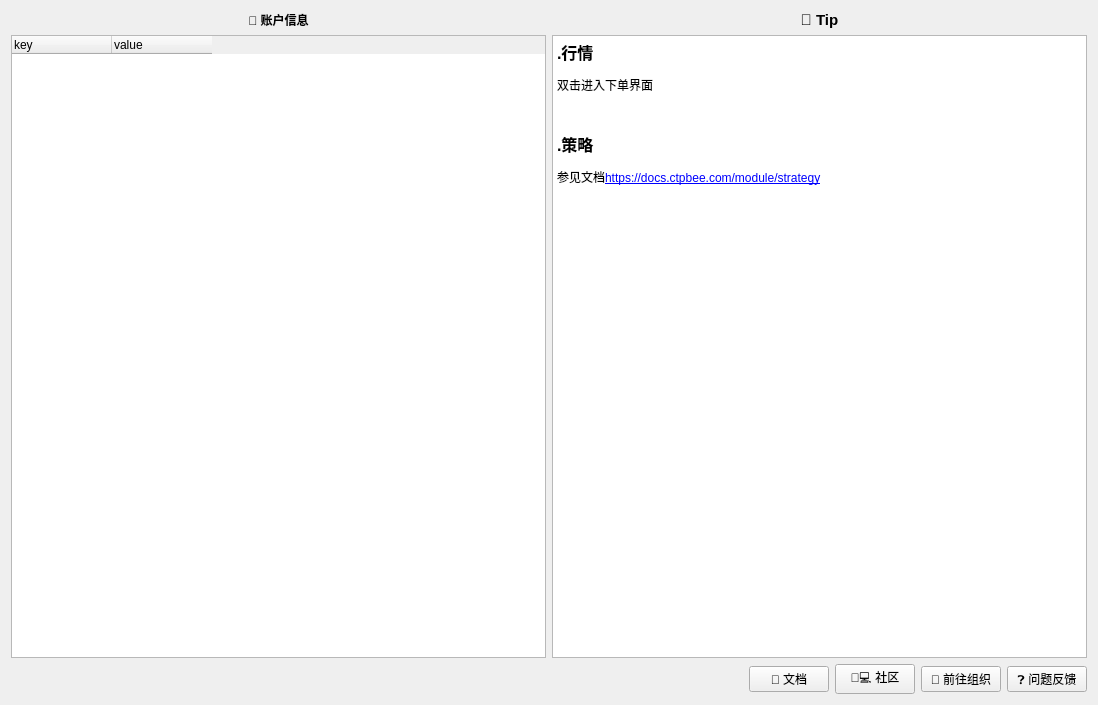
The window that app/ui/home.ui (ctpbee/ctpbee_desktop) describes before a commit, drawn with Qt 5.
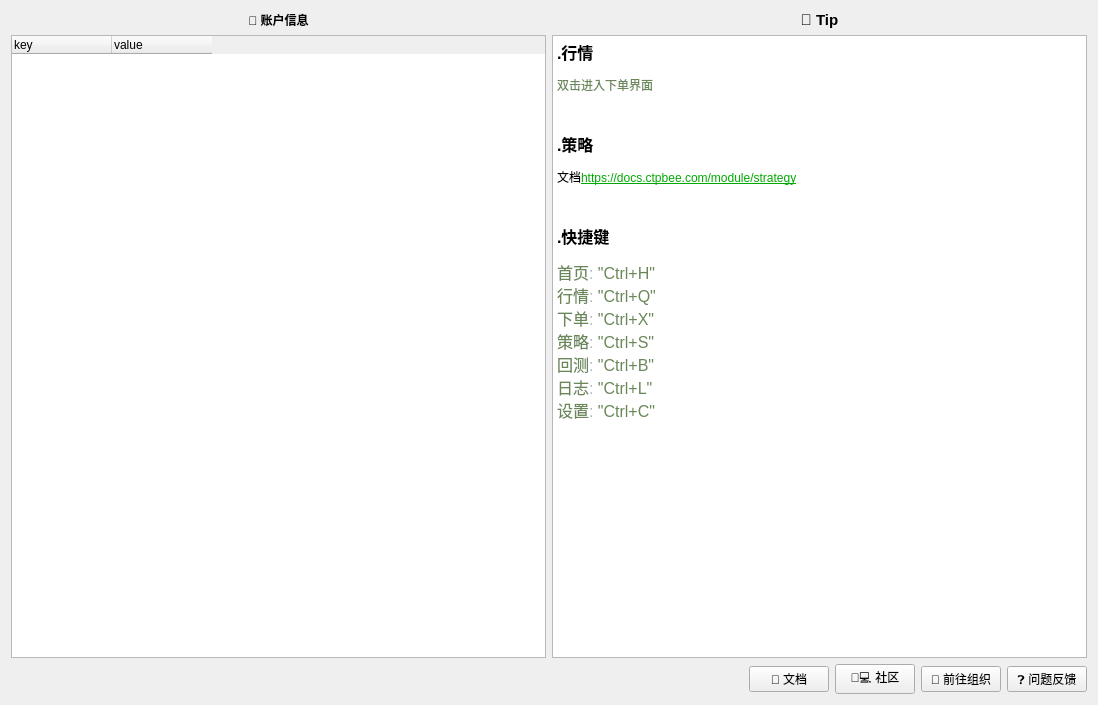
The same window after the commit. Icons and pictures are not drawn.

The edit to the form file:
```diff
--- a/app/ui/home.ui
+++ b/app/ui/home.ui
@@ -90,11 +90,13 @@
 p, li { white-space: pre-wrap; }
 &lt;/style&gt;&lt;/head&gt;&lt;body style=&quot; font-family:'SimSun'; font-size:9pt; font-weight:400; font-style:normal;&quot;&gt;
 &lt;p style=&quot; margin-top:12px; margin-bottom:12px; margin-left:0px; margin-right:0px; -qt-block-indent:0; text-indent:0px;&quot;&gt;&lt;span style=&quot; font-family:'SimSun'; font-size:12pt; font-weight:600;&quot;&gt;.行情&lt;/span&gt;&lt;/p&gt;
-&lt;p style=&quot; margin-top:12px; margin-bottom:12px; margin-left:0px; margin-right:0px; -qt-block-indent:0; text-indent:0px;&quot;&gt;&lt;span style=&quot; font-family:'SimSun';&quot;&gt;双击进入下单界面&lt;/span&gt;&lt;/p&gt;
+&lt;p style=&quot; margin-top:12px; margin-bottom:12px; margin-left:0px; margin-right:0px; -qt-block-indent:0; text-indent:0px;&quot;&gt;&lt;span style=&quot; font-family:'SimSun'; color:#6a8759;&quot;&gt;双击进入下单界面&lt;/span&gt;&lt;/p&gt;
 &lt;p style=&quot;-qt-paragraph-type:empty; margin-top:12px; margin-bottom:12px; margin-left:0px; margin-right:0px; -qt-block-indent:0; text-indent:0px; font-family:'SimSun';&quot;&gt;&lt;br /&gt;&lt;/p&gt;
 &lt;p style=&quot; margin-top:12px; margin-bottom:12px; margin-left:0px; margin-right:0px; -qt-block-indent:0; text-indent:0px;&quot;&gt;&lt;span style=&quot; font-family:'SimSun'; font-size:12pt; font-weight:600;&quot;&gt;.策略&lt;/span&gt;&lt;/p&gt;
-&lt;p style=&quot; margin-top:12px; margin-bottom:12px; margin-left:0px; margin-right:0px; -qt-block-indent:0; text-indent:0px;&quot;&gt;&lt;span style=&quot; font-family:'SimSun';&quot;&gt;参见文档&lt;/span&gt;&lt;a href=&quot;https://docs.ctpbee.com/module/strategy&quot;&gt;&lt;span style=&quot; font-family:'SimSun'; text-decoration: underline; color:#0000ff;&quot;&gt;https://docs.ctpbee.com/module/strategy&lt;/span&gt;&lt;/a&gt;&lt;/p&gt;
-&lt;p style=&quot; margin-top:12px; margin-bottom:12px; margin-left:0px; margin-right:0px; -qt-block-indent:0; text-indent:0px;&quot;&gt;&lt;span style=&quot; font-family:'SimSun';&quot;&gt;&lt;br /&gt;&lt;/span&gt;&lt;/p&gt;
+&lt;p style=&quot; margin-top:12px; margin-bottom:12px; margin-left:0px; margin-right:0px; -qt-block-indent:0; text-indent:0px;&quot;&gt;&lt;span style=&quot; font-family:'SimSun';&quot;&gt;文档&lt;/span&gt;&lt;a href=&quot;https://docs.ctpbee.com/module/strategy&quot;&gt;&lt;span style=&quot; font-family:'SimSun'; text-decoration: underline; color:#00aa00;&quot;&gt;https://docs.ctpbee.com/module/strategy&lt;/span&gt;&lt;/a&gt;&lt;/p&gt;
+&lt;p style=&quot;-qt-paragraph-type:empty; margin-top:12px; margin-bottom:12px; margin-left:0px; margin-right:0px; -qt-block-indent:0; text-indent:0px; font-family:'SimSun';&quot;&gt;&lt;br /&gt;&lt;/p&gt;
+&lt;p style=&quot; margin-top:12px; margin-bottom:12px; margin-left:0px; margin-right:0px; -qt-block-indent:0; text-indent:0px;&quot;&gt;&lt;span style=&quot; font-family:'SimSun'; font-size:12pt; font-weight:600;&quot;&gt;.快捷键&lt;/span&gt;&lt;/p&gt;
+&lt;p style=&quot; margin-top:12px; margin-bottom:12px; margin-left:0px; margin-right:0px; -qt-block-indent:0; text-indent:0px;&quot;&gt;&lt;span style=&quot; font-family:'Consolas'; font-size:12pt; color:#6a8759;&quot;&gt;首页&lt;/span&gt;&lt;span style=&quot; font-family:'Consolas'; font-size:12pt; color:#a9b7c6;&quot;&gt;: &lt;/span&gt;&lt;span style=&quot; font-family:'Consolas'; font-size:12pt; color:#6a8759;&quot;&gt;&amp;quot;Ctrl+H&amp;quot;&lt;/span&gt;&lt;span style=&quot; font-family:'Consolas'; font-size:12pt; color:#cc7832;&quot;&gt;&lt;br /&gt;&lt;/span&gt;&lt;span style=&quot; font-family:'Consolas'; font-size:12pt; color:#6a8759;&quot;&gt;行情&lt;/span&gt;&lt;span style=&quot; font-family:'Consolas'; font-size:12pt; color:#a9b7c6;&quot;&gt;: &lt;/span&gt;&lt;span style=&quot; font-family:'Consolas'; font-size:12pt; color:#6a8759;&quot;&gt;&amp;quot;Ctrl+Q&amp;quot;&lt;/span&gt;&lt;span style=&quot; font-family:'Consolas'; font-size:12pt; color:#cc7832;&quot;&gt;&lt;br /&gt;&lt;/span&gt;&lt;span style=&quot; font-family:'Consolas'; font-size:12pt; color:#6a8759;&quot;&gt;下单&lt;/span&gt;&lt;span style=&quot; font-family:'Consolas'; font-size:12pt; color:#a9b7c6;&quot;&gt;: &lt;/span&gt;&lt;span style=&quot; font-family:'Consolas'; font-size:12pt; color:#6a8759;&quot;&gt;&amp;quot;Ctrl+X&amp;quot;&lt;/span&gt;&lt;span style=&quot; font-family:'Consolas'; font-size:12pt; color:#cc7832;&quot;&gt;&lt;br /&gt;&lt;/span&gt;&lt;span style=&quot; font-family:'Consolas'; font-size:12pt; color:#6a8759;&quot;&gt;策略&lt;/span&gt;&lt;span style=&quot; font-family:'Consolas'; font-size:12pt; color:#a9b7c6;&quot;&gt;: &lt;/span&gt;&lt;span style=&quot; font-family:'Consolas'; font-size:12pt; color:#6a8759;&quot;&gt;&amp;quot;Ctrl+S&amp;quot;&lt;/span&gt;&lt;span style=&quot; font-family:'Consolas'; font-size:12pt; color:#cc7832;&quot;&gt;&lt;br /&gt;&lt;/span&gt;&lt;span style=&quot; font-family:'Consolas'; font-size:12pt; color:#6a8759;&quot;&gt;回测&lt;/span&gt;&lt;span style=&quot; font-family:'Consolas'; font-size:12pt; color:#a9b7c6;&quot;&gt;: &lt;/span&gt;&lt;span style=&quot; font-family:'Consolas'; font-size:12pt; color:#6a8759;&quot;&gt;&amp;quot;Ctrl+B&amp;quot;&lt;/span&gt;&lt;span style=&quot; font-family:'Consolas'; font-size:12pt; color:#cc7832;&quot;&gt;&lt;br /&gt;&lt;/span&gt;&lt;span style=&quot; font-family:'Consolas'; font-size:12pt; color:#6a8759;&quot;&gt;日志&lt;/span&gt;&lt;span style=&quot; font-family:'Consolas'; font-size:12pt; color:#a9b7c6;&quot;&gt;: &lt;/span&gt;&lt;span style=&quot; font-family:'Consolas'; font-size:12pt; color:#6a8759;&quot;&gt;&amp;quot;Ctrl+L&amp;quot;&lt;/span&gt;&lt;span style=&quot; font-family:'Consolas'; font-size:12pt; color:#cc7832;&quot;&gt;&lt;br /&gt;&lt;/span&gt;&lt;span style=&quot; font-family:'Consolas'; font-size:12pt; color:#6a8759;&quot;&gt;设置&lt;/span&gt;&lt;span style=&quot; font-family:'Consolas'; font-size:12pt; color:#a9b7c6;&quot;&gt;: &lt;/span&gt;&lt;span style=&quot; font-family:'Consolas'; font-size:12pt; color:#6a8759;&quot;&gt;&amp;quot;Ctrl+C&amp;quot;&lt;/span&gt;&lt;span style=&quot; font-family:'SimSun';&quot;&gt;&lt;br /&gt;&lt;/span&gt;&lt;/p&gt;
 &lt;p style=&quot; margin-top:12px; margin-bottom:12px; margin-left:0px; margin-right:0px; -qt-block-indent:0; text-indent:0px;&quot;&gt;&lt;span style=&quot; font-family:'SimSun';&quot;&gt;&lt;br /&gt;&lt;/span&gt;&lt;/p&gt;&lt;/body&gt;&lt;/html&gt;</string>
      </property>
     </widget>
```
